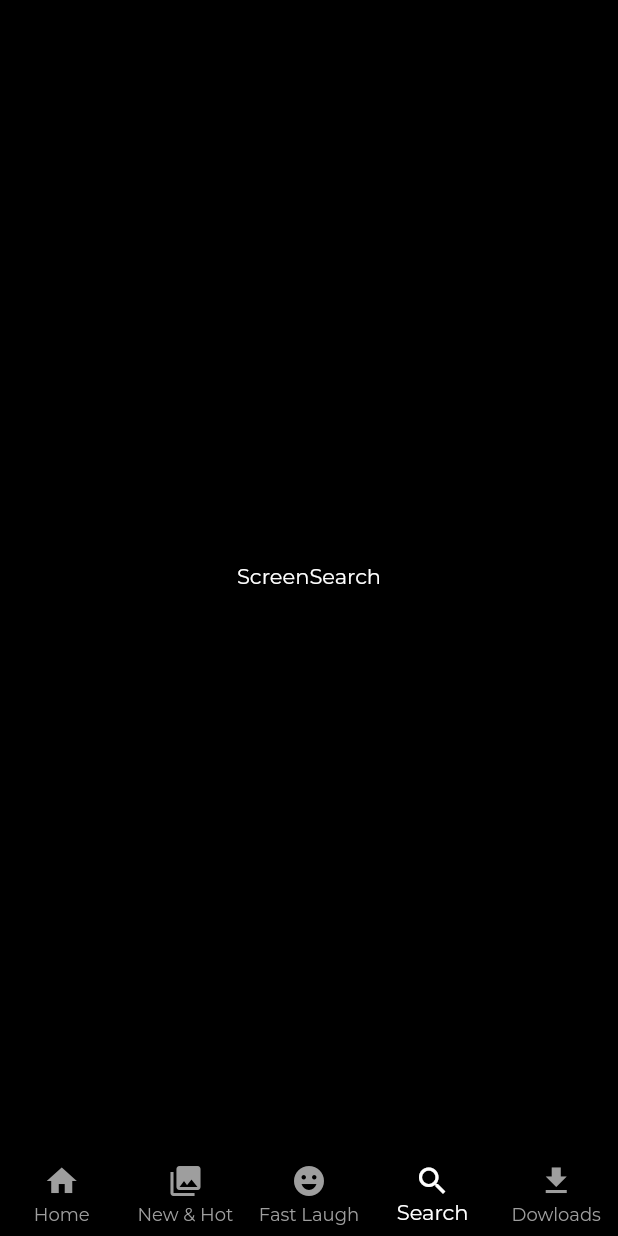
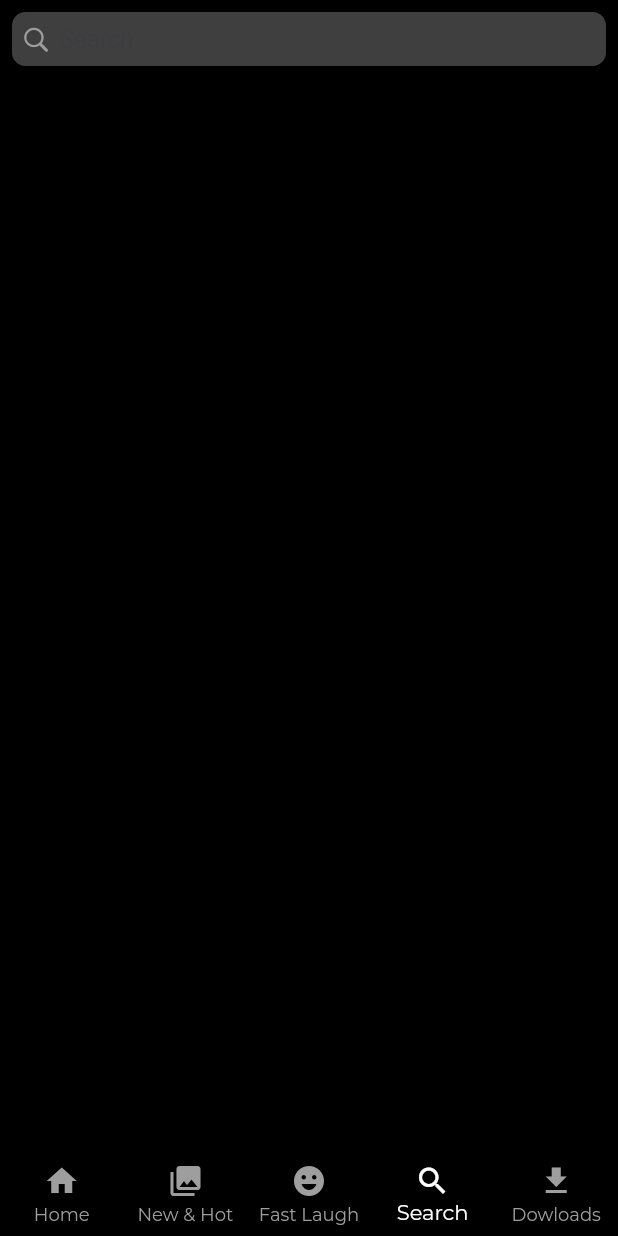
Before and after one commit to habeeb321/Netflix_Clone, a Flutter app: the screen it shows after launch, item 4 of the bottom bar chosen, on a phone screen of 412 x 824 dp. Run offline on Flutter 3.47's test engine with Material 2 defaults, Android fonts, the phone set to English and light mode, and no system bars; our stand-ins replace google_fonts.

Commit message:
Search Ui completed

```diff
--- a/lib/presentation/search/screen_search.dart
+++ b/lib/presentation/search/screen_search.dart
@@ -1,14 +1,38 @@
+import 'package:flutter/cupertino.dart';
 import 'package:flutter/material.dart';
+import 'package:netflix_clone_app/core/colors/colors.dart';
+import 'package:netflix_clone_app/core/constants.dart';
 
 class ScreenSearch extends StatelessWidget {
   const ScreenSearch({super.key});
 
   @override
   Widget build(BuildContext context) {
-    return const Scaffold(
+    return Scaffold(
       body: SafeArea(
-        child: Center(
-          child: Text('ScreenSearch'),
+        child: Padding(
+          padding: kTotalPadding,
+          child: Column(
+            crossAxisAlignment: CrossAxisAlignment.start,
+            children: [
+              CupertinoSearchTextField(
+                backgroundColor: Colors.grey.withOpacity(0.4),
+                prefixIcon: const Icon(
+                  CupertinoIcons.search,
+                  color: Colors.grey,
+                ),
+                suffixIcon: const Icon(
+                  CupertinoIcons.xmark_circle_fill,
+                  color: Colors.grey,
+                ),
+                style: const TextStyle(
+                  color: kWhiteColor,
+                ),
+              ),
+              kHeight10,
+              //const Expanded(child: SearchIdleWidget()),
+            ],
+          ),
         ),
       ),
     );
```
Also changed, not shown: lib/presentation/search/widgets/search_idle.dart (added, +76 -0 lines), lib/presentation/search/widgets/title.dart (added, +17 -0 lines).
